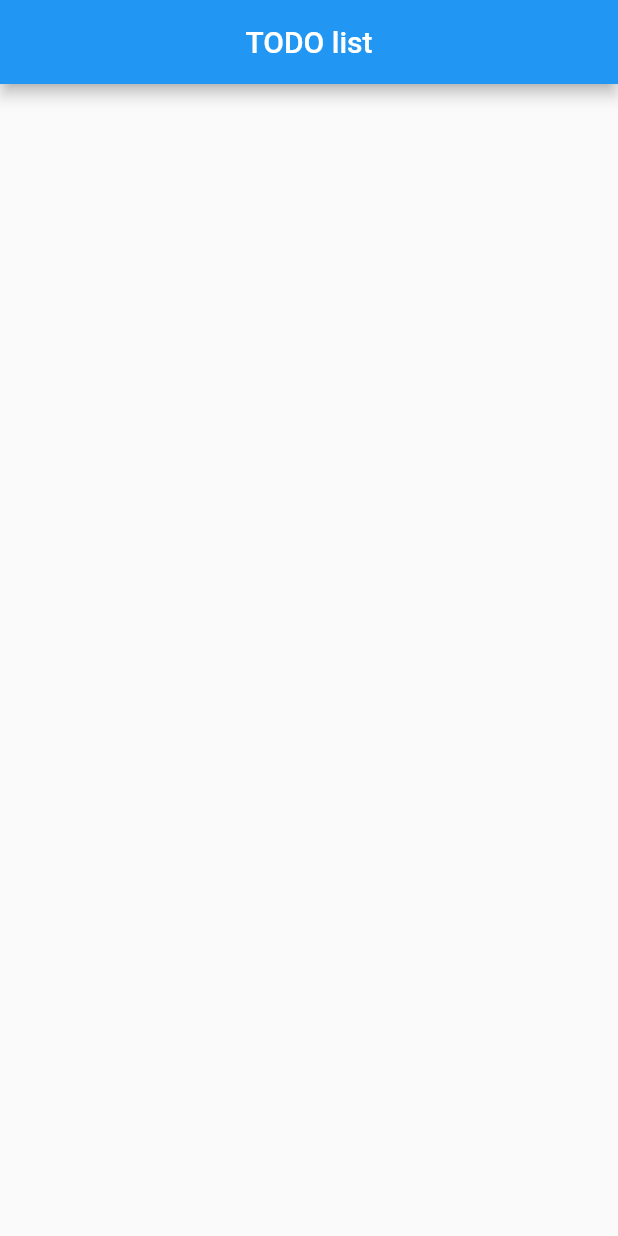
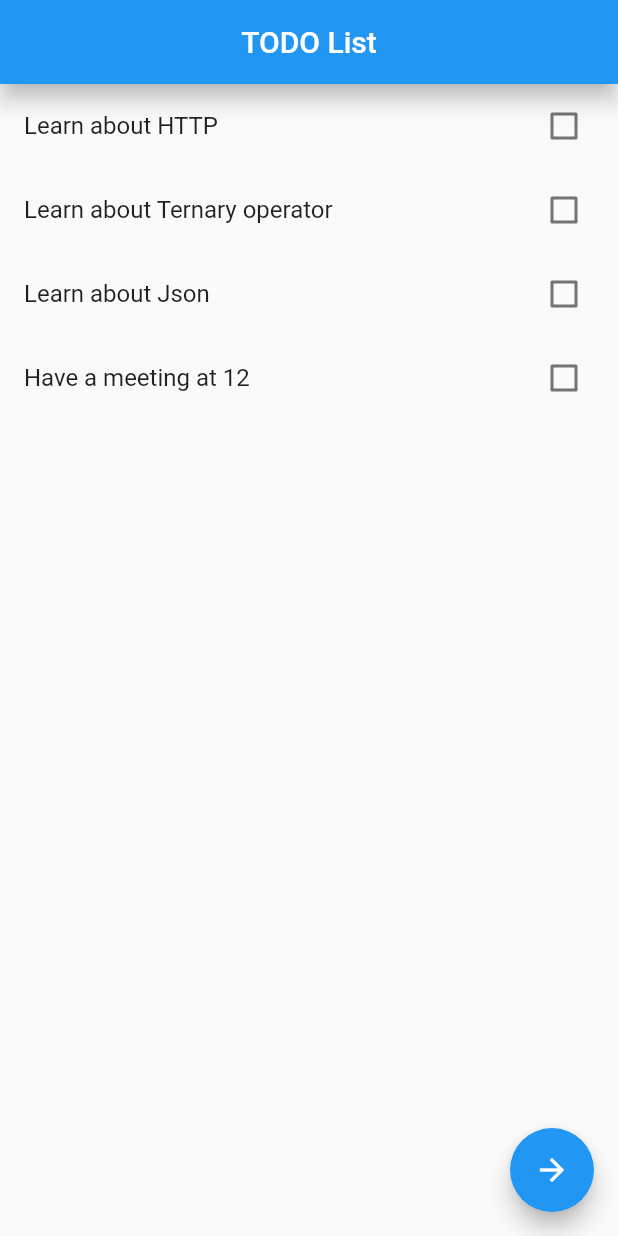
Before and after one commit to Gayumaheswaran/todolistapp, a Flutter app: the SecondApp screen opened directly, on a phone screen of 412 x 824 dp. Run offline on Flutter 3.47's test engine with Material 2 defaults, Android fonts, the phone set to English and light mode, and no system bars; missing offline and left inert: flutter_http.

Commit message:
this is first commit

```diff
--- a/lib/incompleted_task.dart
+++ b/lib/incompleted_task.dart
@@ -1,4 +1,6 @@
 import 'package:flutter/material.dart';
+
+import 'completed_task.dart';
 void main()
 {
   runApp(Incompleted());
@@ -9,6 +11,7 @@ class Incompleted extends StatelessWidget
   Widget build(BuildContext context) {
     return MaterialApp(
       home: SecondApp(),
+      debugShowCheckedModeBanner: false,
 
     );
   }
@@ -21,15 +24,47 @@ class SecondApp extends StatefulWidget
 class _SecondAppState  extends State<SecondApp>
 {
   @override
+  Map<String,bool> values={
+    'Learn about HTTP':false,
+  'Learn about Ternary operator':false,
+  'Learn about Json':false,
+  'Have a meeting at 12':false,
+  };
   Widget build(BuildContext context) {
     // TODO: implement build
     return Scaffold(
       appBar:AppBar(
-        title: Text("TODO list"),
+        title: Text("TODO List"),
         centerTitle: true,
+        elevation: 6.0,
       ),
-          body: Container(
-        padding: EdgeInsets.all(20.0),
+          body: ListView(
+            children: values.keys.map((String key)
+            {
+              return new CheckboxListTile(
+              title:Text(key),
+            value:values[key],
+            onChanged:(bool value)
+            {
+              setState(()
+              {
+                values[key]=value;
+              });
+            },
+              );
+            }).toList(),
+    ),
+        floatingActionButton: FloatingActionButton(
+        child: Icon(Icons.arrow_forward),
+    onPressed: ()
+    {
+      Navigator.push(
+        context, MaterialPageRoute(
+          builder: (context) =>CompletedTask()),
+
+      );
+
+    },
     ),
     );
   }
```
Also changed, not shown: lib/add_task.dart (added, +82 -0 lines), lib/completed_task.dart (added, +68 -0 lines), lib/main.dart (+16 -28 lines).
